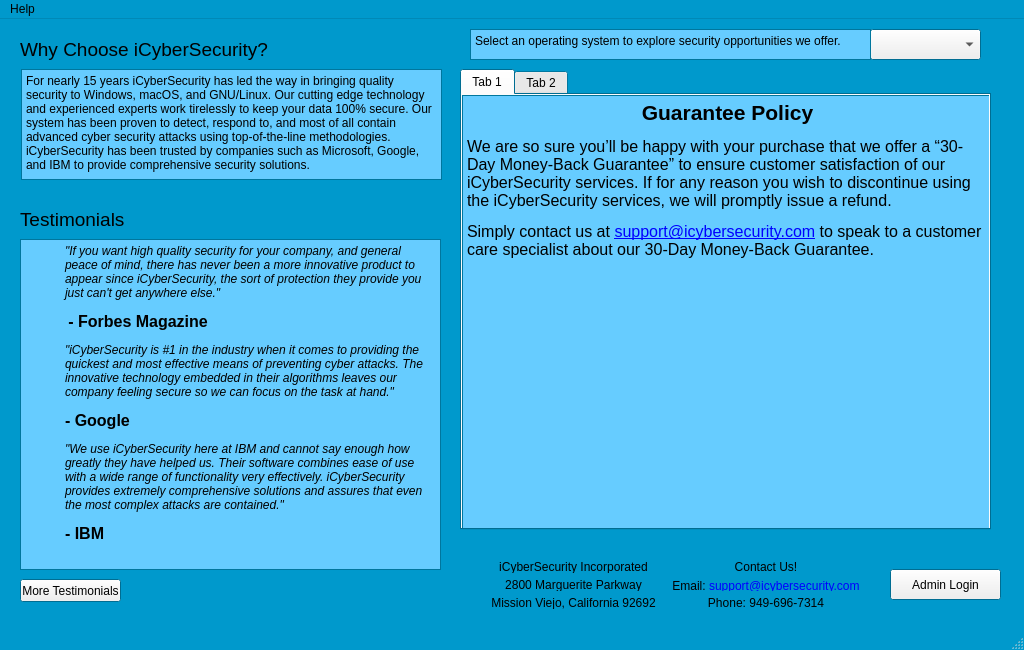
brianclinkenbeard/pamphlet, file src/mainwindow.ui: the form before one commit.
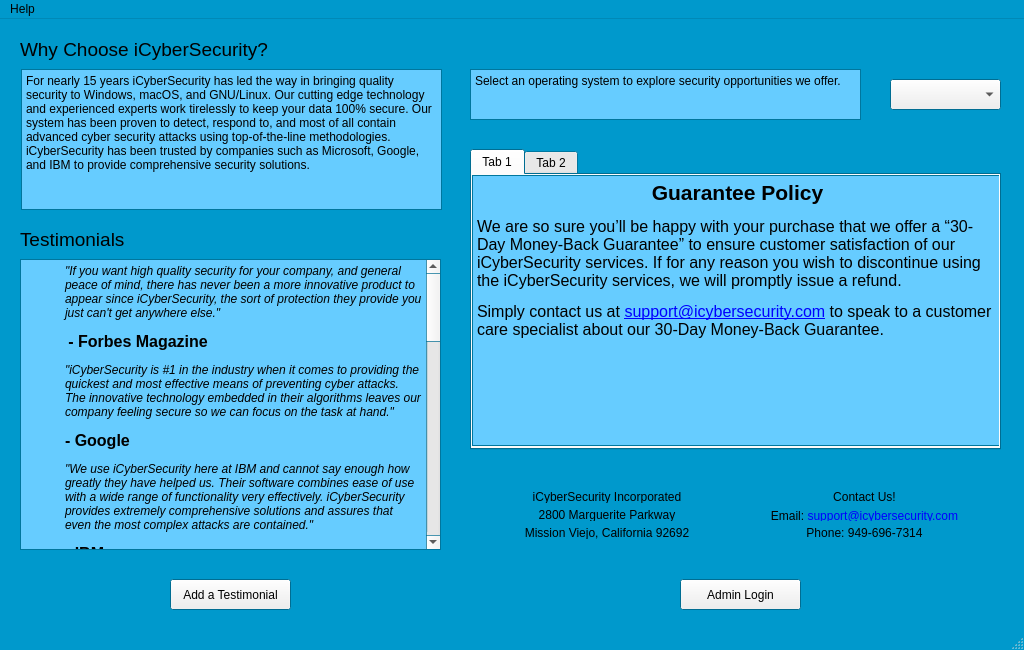
The form after the commit.

The edit to the form file:
```diff
--- a/src/mainwindow.ui
+++ b/src/mainwindow.ui
@@ -90,23 +90,23 @@
       <x>21</x>
       <y>50</y>
       <width>421</width>
-      <height>111</height>
+      <height>141</height>
      </rect>
     </property>
     <property name="html">
      <string>&lt;!DOCTYPE HTML PUBLIC &quot;-//W3C//DTD HTML 4.0//EN&quot; &quot;http://www.w3.org/TR/REC-html40/strict.dtd&quot;&gt;
 &lt;html&gt;&lt;head&gt;&lt;meta name=&quot;qrichtext&quot; content=&quot;1&quot; /&gt;&lt;style type=&quot;text/css&quot;&gt;
 p, li { white-space: pre-wrap; }
-&lt;/style&gt;&lt;/head&gt;&lt;body style=&quot; font-family:'MS Shell Dlg 2'; font-size:8.25pt; font-weight:400; font-style:normal;&quot;&gt;
-&lt;p style=&quot; margin-top:0px; margin-bottom:0px; margin-left:0px; margin-right:0px; -qt-block-indent:0; text-indent:0px;&quot;&gt;&lt;a name=&quot;lipsum&quot;&gt;&lt;/a&gt;&lt;span style=&quot; font-family:'Sans Serif'; font-size:9pt;&quot;&gt;F&lt;/span&gt;&lt;span style=&quot; font-family:'Sans Serif'; font-size:9pt;&quot;&gt;or nearly 15 years iCyberSecurity has led the way in bringing quality security to Windows, macOS, and GNU/Linux. Our cutting edge technology and experienced experts work tirelessly to keep your data 100% secure. Our system has been proven to detect, respond to, and most of all contain advanced cyber security attacks using top-of-the-line methodologies. iCyberSecurity has been trusted by companies such as Microsoft, Google, and IBM to provide comprehensive security solutions.&lt;/span&gt;&lt;/p&gt;&lt;/body&gt;&lt;/html&gt;</string>
+&lt;/style&gt;&lt;/head&gt;&lt;body style=&quot; font-family:'Sans Serif'; font-size:9pt; font-weight:400; font-style:normal;&quot;&gt;
+&lt;p style=&quot; margin-top:0px; margin-bottom:0px; margin-left:0px; margin-right:0px; -qt-block-indent:0; text-indent:0px;&quot;&gt;&lt;a name=&quot;lipsum&quot;&gt;&lt;/a&gt;For nearly 15 years iCyberSecurity has led the way in bringing quality security to Windows, macOS, and GNU/Linux. Our cutting edge technology and experienced experts work tirelessly to keep your data 100% secure. Our system has been proven to detect, respond to, and most of all contain advanced cyber security attacks using top-of-the-line methodologies. iCyberSecurity has been trusted by companies such as Microsoft, Google, and IBM to provide comprehensive security solutions.&lt;/p&gt;&lt;/body&gt;&lt;/html&gt;</string>
     </property>
    </widget>
    <widget class="QPushButton" name="loginButton">
     <property name="geometry">
      <rect>
-      <x>890</x>
-      <y>550</y>
-      <width>111</width>
+      <x>680</x>
+      <y>560</y>
+      <width>121</width>
       <height>31</height>
      </rect>
     </property>
@@ -118,29 +118,43 @@
     <property name="geometry">
      <rect>
       <x>20</x>
-      <y>220</y>
+      <y>240</y>
       <width>421</width>
-      <height>331</height>
+      <height>291</height>
      </rect>
     </property>
     <property name="html">
      <string>&lt;!DOCTYPE HTML PUBLIC &quot;-//W3C//DTD HTML 4.0//EN&quot; &quot;http://www.w3.org/TR/REC-html40/strict.dtd&quot;&gt;
 &lt;html&gt;&lt;head&gt;&lt;meta name=&quot;qrichtext&quot; content=&quot;1&quot; /&gt;&lt;style type=&quot;text/css&quot;&gt;
 p, li { white-space: pre-wrap; }
-&lt;/style&gt;&lt;/head&gt;&lt;body style=&quot; font-family:'MS Shell Dlg 2'; font-size:8.25pt; font-weight:400; font-style:normal;&quot;&gt;
-&lt;p style=&quot; margin-top:12px; margin-bottom:0px; margin-left:0px; margin-right:0px; -qt-block-indent:1; text-indent:0px;&quot;&gt;&lt;span style=&quot; font-family:'Sans Serif'; font-size:9pt; font-style:italic;&quot;&gt;&amp;quot;If you want high quality security for your company, and general peace of mind, there has never been a more innovative product to appear since iCyberSecurity, the sort of protection they provide you just can't get anywhere else.&amp;quot;&lt;/span&gt;&lt;/p&gt;
-&lt;p style=&quot; margin-top:12px; margin-bottom:0px; margin-left:0px; margin-right:0px; -qt-block-indent:1; text-indent:0px;&quot;&gt;&lt;span style=&quot; font-family:'Sans Serif'; font-size:9pt;&quot;&gt; &lt;/span&gt;&lt;span style=&quot; font-family:'Sans Serif'; font-size:12pt; font-weight:600;&quot;&gt;- Forbes Magazine&lt;/span&gt;&lt;/p&gt;
-&lt;p style=&quot; margin-top:12px; margin-bottom:0px; margin-left:0px; margin-right:0px; -qt-block-indent:1; text-indent:0px;&quot;&gt;&lt;span style=&quot; font-family:'Sans Serif'; font-size:9pt; font-style:italic;&quot;&gt;&amp;quot;iCyberSecurity is #1 in the industry when it comes to providing the quickest and most effective means of preventing cyber attacks. The innovative technology embedded in their algorithms leaves our company feeling secure so we can focus on the task at hand.&amp;quot; &lt;/span&gt;&lt;/p&gt;
-&lt;p style=&quot; margin-top:12px; margin-bottom:0px; margin-left:0px; margin-right:0px; -qt-block-indent:1; text-indent:0px;&quot;&gt;&lt;span style=&quot; font-family:'Sans Serif'; font-size:12pt; font-weight:600;&quot;&gt;- Google&lt;/span&gt;&lt;/p&gt;
-&lt;p style=&quot; margin-top:12px; margin-bottom:0px; margin-left:0px; margin-right:0px; -qt-block-indent:1; text-indent:0px;&quot;&gt;&lt;span style=&quot; font-family:'Sans Serif'; font-size:9pt; font-style:italic;&quot;&gt;&amp;quot;We use iCyberSecurity here at IBM and cannot say enough how greatly they have helped us. Their software combines ease of use with a wide range of functionality very effectively. iCyberSecurity provides extremely comprehensive solutions and assures that even the most complex attacks are contained.&amp;quot;&lt;/span&gt;&lt;/p&gt;
-&lt;p style=&quot; margin-top:12px; margin-bottom:0px; margin-left:0px; margin-right:0px; -qt-block-indent:1; text-indent:0px;&quot;&gt;&lt;span style=&quot; font-family:'Sans Serif'; font-size:12pt; font-weight:600;&quot;&gt;- IBM&lt;/span&gt;&lt;/p&gt;&lt;/body&gt;&lt;/html&gt;</string>
+&lt;/style&gt;&lt;/head&gt;&lt;body style=&quot; font-family:'Sans Serif'; font-size:9pt; font-weight:400; font-style:normal;&quot;&gt;
+&lt;p style=&quot; margin-top:12px; margin-bottom:0px; margin-left:0px; margin-right:0px; -qt-block-indent:1; text-indent:0px;&quot;&gt;&lt;span style=&quot; font-style:italic;&quot;&gt;&amp;quot;If you want high quality security for your company, and general peace of mind, there has never been a more innovative product to appear since iCyberSecurity, the sort of protection they provide you just can't get anywhere else.&amp;quot;&lt;/span&gt;&lt;/p&gt;
+&lt;p style=&quot; margin-top:12px; margin-bottom:0px; margin-left:0px; margin-right:0px; -qt-block-indent:1; text-indent:0px;&quot;&gt; &lt;span style=&quot; font-size:12pt; font-weight:600;&quot;&gt;- Forbes Magazine&lt;/span&gt;&lt;/p&gt;
+&lt;p style=&quot; margin-top:12px; margin-bottom:0px; margin-left:0px; margin-right:0px; -qt-block-indent:1; text-indent:0px;&quot;&gt;&lt;span style=&quot; font-style:italic;&quot;&gt;&amp;quot;iCyberSecurity is #1 in the industry when it comes to providing the quickest and most effective means of preventing cyber attacks. The innovative technology embedded in their algorithms leaves our company feeling secure so we can focus on the task at hand.&amp;quot; &lt;/span&gt;&lt;/p&gt;
+&lt;p style=&quot; margin-top:12px; margin-bottom:0px; margin-left:0px; margin-right:0px; -qt-block-indent:1; text-indent:0px;&quot;&gt;&lt;span style=&quot; font-size:12pt; font-weight:600;&quot;&gt;- Google&lt;/span&gt;&lt;/p&gt;
+&lt;p style=&quot; margin-top:12px; margin-bottom:0px; margin-left:0px; margin-right:0px; -qt-block-indent:1; text-indent:0px;&quot;&gt;&lt;span style=&quot; font-style:italic;&quot;&gt;&amp;quot;We use iCyberSecurity here at IBM and cannot say enough how greatly they have helped us. Their software combines ease of use with a wide range of functionality very effectively. iCyberSecurity provides extremely comprehensive solutions and assures that even the most complex attacks are contained.&amp;quot;&lt;/span&gt;&lt;/p&gt;
+&lt;p style=&quot; margin-top:12px; margin-bottom:0px; margin-left:0px; margin-right:0px; -qt-block-indent:1; text-indent:0px;&quot;&gt;&lt;span style=&quot; font-size:12pt; font-weight:600;&quot;&gt;- IBM&lt;/span&gt;&lt;/p&gt;
+&lt;p style=&quot; margin-top:12px; margin-bottom:0px; margin-left:0px; margin-right:0px; -qt-block-indent:1; text-indent:0px;&quot;&gt;&lt;span style=&quot; font-style:italic;&quot;&gt;&amp;quot;With the dawn of the digital age it has become an increasing concern for our company to keep up with the technology of our competition and the demands of our customers for the instant gratification of digital banking. With this comes a great risk to our customers security, and the burden of this responsibility has been lifted off our shoulders thanks to the help of iCyberSecurity. Finally, a reliable company that truly deems our comapny and our customer's security as a trop priority.&amp;quot;&lt;/span&gt;&lt;/p&gt;
+&lt;p style=&quot; margin-top:12px; margin-bottom:0px; margin-left:0px; margin-right:0px; -qt-block-indent:1; text-indent:0px;&quot;&gt;&lt;span style=&quot; font-size:12pt; font-weight:600;&quot;&gt;- Bank of America&lt;/span&gt;&lt;/p&gt;
+&lt;p style=&quot; margin-top:12px; margin-bottom:0px; margin-left:0px; margin-right:0px; -qt-block-indent:1; text-indent:0px;&quot;&gt;&lt;span style=&quot; font-style:italic;&quot;&gt;&amp;quot;Millions of people use our online service everyday. And with that comes a huge responsibility for our company to keep their data and their identities safe. iCyberSecurity has made our job so much easier by keeping both our data and our reputation safe.&amp;quot;&lt;/span&gt;&lt;/p&gt;
+&lt;p style=&quot; margin-top:12px; margin-bottom:0px; margin-left:0px; margin-right:0px; -qt-block-indent:1; text-indent:0px;&quot;&gt;&lt;span style=&quot; font-size:12pt; font-weight:600;&quot;&gt;- Linked In&lt;/span&gt;&lt;/p&gt;
+&lt;p style=&quot; margin-top:12px; margin-bottom:0px; margin-left:0px; margin-right:0px; -qt-block-indent:1; text-indent:0px;&quot;&gt;&lt;span style=&quot; font-family:'MS Shell Dlg 2'; font-style:italic;&quot;&gt;“iCyberSecurity allows us to stay a step ahead of cyber criminals, and to effectively protect our customers’ data before an attack even occurs.Their services have made it much easier to respond to a cyber attack, and much faster. We're now able to use less resources, which gives our team more time to focus on development.”&lt;/span&gt;&lt;/p&gt;
+&lt;p style=&quot; margin-top:12px; margin-bottom:0px; margin-left:0px; margin-right:0px; -qt-block-indent:1; text-indent:0px;&quot;&gt;&lt;span style=&quot; font-size:12pt; font-weight:600;&quot;&gt;- Adobe&lt;/span&gt;&lt;/p&gt;
+&lt;p style=&quot; margin-top:12px; margin-bottom:0px; margin-left:0px; margin-right:0px; -qt-block-indent:1; text-indent:0px;&quot;&gt;&lt;span style=&quot; font-style:italic;&quot;&gt;&amp;quot;Choosing iCyberSecurity as a solution to cyber security for our comopany has proven over time to be a very strategic choice, with the sheer amount of features alone, this is the best security solution we have ever utilized.&lt;/span&gt;&lt;/p&gt;
+&lt;p style=&quot; margin-top:12px; margin-bottom:0px; margin-left:0px; margin-right:0px; -qt-block-indent:1; text-indent:0px;&quot;&gt;&lt;span style=&quot; font-size:12pt; font-weight:600;&quot;&gt;- CVS&lt;/span&gt;&lt;/p&gt;
+&lt;p style=&quot; margin-top:12px; margin-bottom:0px; margin-left:0px; margin-right:0px; -qt-block-indent:1; text-indent:0px;&quot;&gt;&lt;span style=&quot; font-style:italic;&quot;&gt;&amp;quot;Our information and management risk Department uses iCyberSecurity as an effective tool to communicate security threats to our businesses which has given us a competitive advantage over our competition, and allowed us to globalize our security management with immense ease.&amp;quot;&lt;/span&gt;&lt;/p&gt;
+&lt;p style=&quot; margin-top:12px; margin-bottom:0px; margin-left:0px; margin-right:0px; -qt-block-indent:1; text-indent:0px;&quot;&gt;&lt;span style=&quot; font-size:12pt; font-weight:600;&quot;&gt;- Chevron&lt;/span&gt;&lt;/p&gt;
+&lt;p style=&quot; margin-top:12px; margin-bottom:0px; margin-left:0px; margin-right:0px; -qt-block-indent:1; text-indent:0px;&quot;&gt;&lt;span style=&quot; font-style:italic;&quot;&gt;&amp;quot;iCyberSecurity has allowed our company to maintain continuity between our various vendors, and keep our various teams on the same page. This prodcut allows us to maintain a comprehensive risk and security analysis across all our departments.&amp;quot;&lt;/span&gt;&lt;/p&gt;
+&lt;p style=&quot; margin-top:12px; margin-bottom:0px; margin-left:0px; margin-right:0px; -qt-block-indent:1; text-indent:0px;&quot;&gt;&lt;span style=&quot; font-size:12pt; font-weight:600;&quot;&gt;- Shell&lt;/span&gt;&lt;/p&gt;
+&lt;p style=&quot; margin-top:12px; margin-bottom:0px; margin-left:0px; margin-right:0px; -qt-block-indent:1; text-indent:0px;&quot;&gt;&lt;span style=&quot; font-style:italic;&quot;&gt;&amp;quot;With more and more sophistaicatred digital technology in such high demand by our users, we were in desperate need for a universal solution to our security needs here in our technology department. After going with iCyberSecurity we don't regret the decision at all, it has made all our lives so much easier.&lt;/span&gt;&lt;/p&gt;
+&lt;p style=&quot; margin-top:12px; margin-bottom:0px; margin-left:0px; margin-right:0px; -qt-block-indent:1; text-indent:0px;&quot;&gt;&lt;span style=&quot; font-size:12pt; font-weight:600;&quot;&gt;- Saddleback College&lt;/span&gt;&lt;/p&gt;&lt;/body&gt;&lt;/html&gt;</string>
     </property>
    </widget>
    <widget class="QComboBox" name="comboBox">
     <property name="geometry">
      <rect>
-      <x>870</x>
-      <y>10</y>
+      <x>890</x>
+      <y>60</y>
       <width>111</width>
       <height>31</height>
      </rect>
@@ -170,25 +184,25 @@
     <property name="geometry">
      <rect>
       <x>470</x>
-      <y>10</y>
-      <width>401</width>
-      <height>31</height>
+      <y>50</y>
+      <width>391</width>
+      <height>51</height>
      </rect>
     </property>
     <property name="html">
      <string>&lt;!DOCTYPE HTML PUBLIC &quot;-//W3C//DTD HTML 4.0//EN&quot; &quot;http://www.w3.org/TR/REC-html40/strict.dtd&quot;&gt;
 &lt;html&gt;&lt;head&gt;&lt;meta name=&quot;qrichtext&quot; content=&quot;1&quot; /&gt;&lt;style type=&quot;text/css&quot;&gt;
 p, li { white-space: pre-wrap; }
-&lt;/style&gt;&lt;/head&gt;&lt;body style=&quot; font-family:'MS Shell Dlg 2'; font-size:8.25pt; font-weight:400; font-style:normal;&quot;&gt;
-&lt;p style=&quot; margin-top:0px; margin-bottom:0px; margin-left:0px; margin-right:0px; -qt-block-indent:0; text-indent:0px;&quot;&gt;&lt;span style=&quot; font-family:'Sans Serif'; font-size:9pt;&quot;&gt;Select an operating system to explore security opportunities we offer.&lt;/span&gt;&lt;/p&gt;&lt;/body&gt;&lt;/html&gt;</string>
+&lt;/style&gt;&lt;/head&gt;&lt;body style=&quot; font-family:'Sans Serif'; font-size:9pt; font-weight:400; font-style:normal;&quot;&gt;
+&lt;p style=&quot; margin-top:0px; margin-bottom:0px; margin-left:0px; margin-right:0px; -qt-block-indent:0; text-indent:0px;&quot;&gt;Select an operating system to explore security opportunities we offer.&lt;/p&gt;&lt;/body&gt;&lt;/html&gt;</string>
     </property>
    </widget>
    <widget class="QWidget" name="layoutWidget">
     <property name="geometry">
      <rect>
       <x>470</x>
-      <y>530</y>
-      <width>401</width>
+      <y>460</y>
+      <width>531</width>
       <height>71</height>
      </rect>
     </property>
@@ -310,7 +324,7 @@
     <property name="geometry">
      <rect>
       <x>20</x>
-      <y>180</y>
+      <y>200</y>
       <width>421</width>
       <height>41</height>
      </rect>
@@ -330,10 +344,10 @@
    <widget class="QTabWidget" name="tabWidget">
     <property name="geometry">
      <rect>
-      <x>460</x>
-      <y>50</y>
+      <x>470</x>
+      <y>130</y>
       <width>531</width>
-      <height>461</height>
+      <height>301</height>
      </rect>
     </property>
     <property name="currentIndex">
@@ -349,17 +363,17 @@
         <x>0</x>
         <y>0</y>
         <width>531</width>
-        <height>441</height>
+        <height>271</height>
        </rect>
       </property>
       <property name="html">
        <string>&lt;!DOCTYPE HTML PUBLIC &quot;-//W3C//DTD HTML 4.0//EN&quot; &quot;http://www.w3.org/TR/REC-html40/strict.dtd&quot;&gt;
 &lt;html&gt;&lt;head&gt;&lt;meta name=&quot;qrichtext&quot; content=&quot;1&quot; /&gt;&lt;style type=&quot;text/css&quot;&gt;
 p, li { white-space: pre-wrap; }
-&lt;/style&gt;&lt;/head&gt;&lt;body style=&quot; font-family:'MS Shell Dlg 2'; font-size:8.25pt; font-weight:400; font-style:normal;&quot;&gt;
-&lt;p align=&quot;center&quot; style=&quot; margin-top:12px; margin-bottom:12px; margin-left:0px; margin-right:0px; -qt-block-indent:0; text-indent:0px;&quot;&gt;&lt;span style=&quot; font-size:16pt; font-weight:600;&quot;&gt;Guarantee Policy&lt;/span&gt;&lt;/p&gt;
-&lt;p style=&quot; margin-top:12px; margin-bottom:12px; margin-left:0px; margin-right:0px; -qt-block-indent:0; text-indent:0px;&quot;&gt;&lt;span style=&quot; font-size:12pt;&quot;&gt;We are so sure you’ll be happy with your purchase that we offer a “30-Day Money-Back Guarantee” to ensure customer satisfaction of our iCyberSecurity services. If for any reason you wish to discontinue using the iCyberSecurity services, we will promptly issue a refund. &lt;/span&gt;&lt;/p&gt;
-&lt;p style=&quot; margin-top:12px; margin-bottom:12px; margin-left:0px; margin-right:0px; -qt-block-indent:0; text-indent:0px;&quot;&gt;&lt;span style=&quot; font-size:12pt;&quot;&gt;Simply contact us at &lt;/span&gt;&lt;a href=&quot;support@icybersecurity.com%20&quot;&gt;&lt;span style=&quot; font-size:12pt; text-decoration: underline; color:#0000ff;&quot;&gt;support@icybersecurity.com&lt;/span&gt;&lt;/a&gt;&lt;span style=&quot; font-size:12pt;&quot;&gt; to speak to a customer care specialist about our 30-Day Money-Back Guarantee. &lt;/span&gt;&lt;/p&gt;&lt;/body&gt;&lt;/html&gt;</string>
+&lt;/style&gt;&lt;/head&gt;&lt;body style=&quot; font-family:'Sans Serif'; font-size:9pt; font-weight:400; font-style:normal;&quot;&gt;
+&lt;p align=&quot;center&quot; style=&quot; margin-top:12px; margin-bottom:12px; margin-left:0px; margin-right:0px; -qt-block-indent:0; text-indent:0px;&quot;&gt;&lt;span style=&quot; font-family:'MS Shell Dlg 2'; font-size:16pt; font-weight:600;&quot;&gt;Guarantee Policy&lt;/span&gt;&lt;/p&gt;
+&lt;p style=&quot; margin-top:12px; margin-bottom:12px; margin-left:0px; margin-right:0px; -qt-block-indent:0; text-indent:0px;&quot;&gt;&lt;span style=&quot; font-family:'MS Shell Dlg 2'; font-size:12pt;&quot;&gt;We are so sure you’ll be happy with your purchase that we offer a “30-Day Money-Back Guarantee” to ensure customer satisfaction of our iCyberSecurity services. If for any reason you wish to discontinue using the iCyberSecurity services, we will promptly issue a refund. &lt;/span&gt;&lt;/p&gt;
+&lt;p style=&quot; margin-top:12px; margin-bottom:12px; margin-left:0px; margin-right:0px; -qt-block-indent:0; text-indent:0px;&quot;&gt;&lt;span style=&quot; font-family:'MS Shell Dlg 2'; font-size:12pt;&quot;&gt;Simply contact us at &lt;/span&gt;&lt;a href=&quot;support@icybersecurity.com%20&quot;&gt;&lt;span style=&quot; font-family:'MS Shell Dlg 2'; font-size:12pt; text-decoration: underline; color:#0000ff;&quot;&gt;support@icybersecurity.com&lt;/span&gt;&lt;/a&gt;&lt;span style=&quot; font-family:'MS Shell Dlg 2'; font-size:12pt;&quot;&gt; to speak to a customer care specialist about our 30-Day Money-Back Guarantee. &lt;/span&gt;&lt;/p&gt;&lt;/body&gt;&lt;/html&gt;</string>
       </property>
      </widget>
     </widget>
@@ -372,14 +386,14 @@
    <widget class="QPushButton" name="pushButton_viewMore">
     <property name="geometry">
      <rect>
-      <x>20</x>
+      <x>170</x>
       <y>560</y>
-      <width>101</width>
-      <height>23</height>
+      <width>121</width>
+      <height>31</height>
      </rect>
     </property>
     <property name="text">
-     <string>More Testimonials</string>
+     <string>Add a Testimonial</string>
     </property>
    </widget>
   </widget>
```
Left out of the diff: 2 changed lines with no effect on the pictures.
